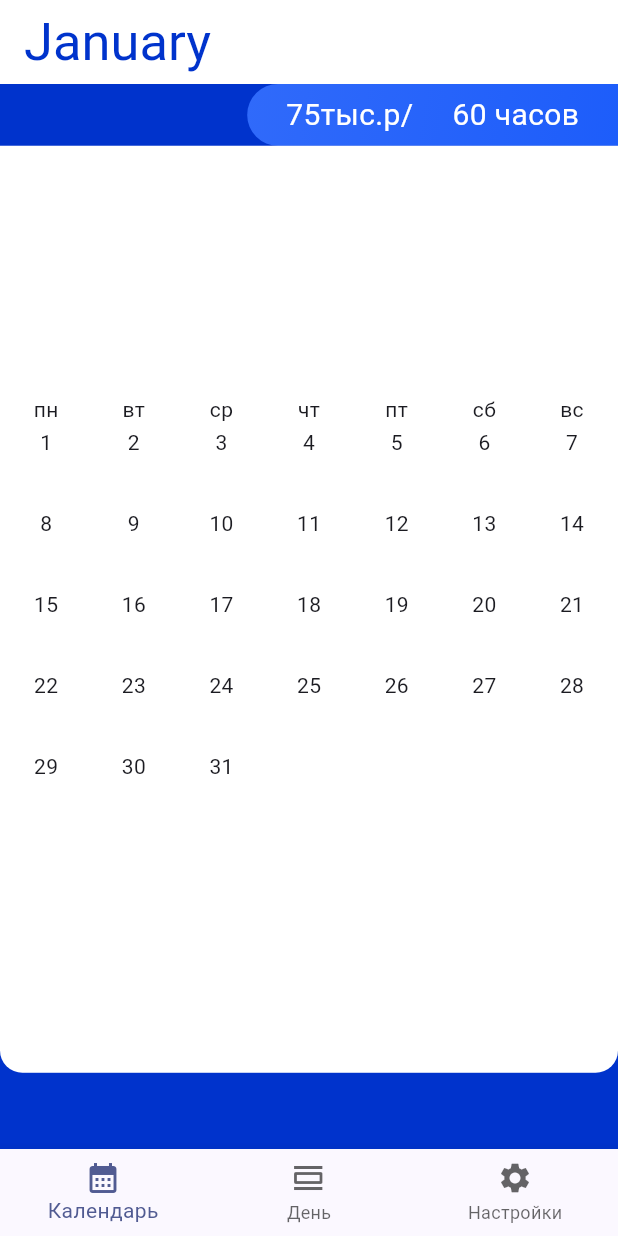
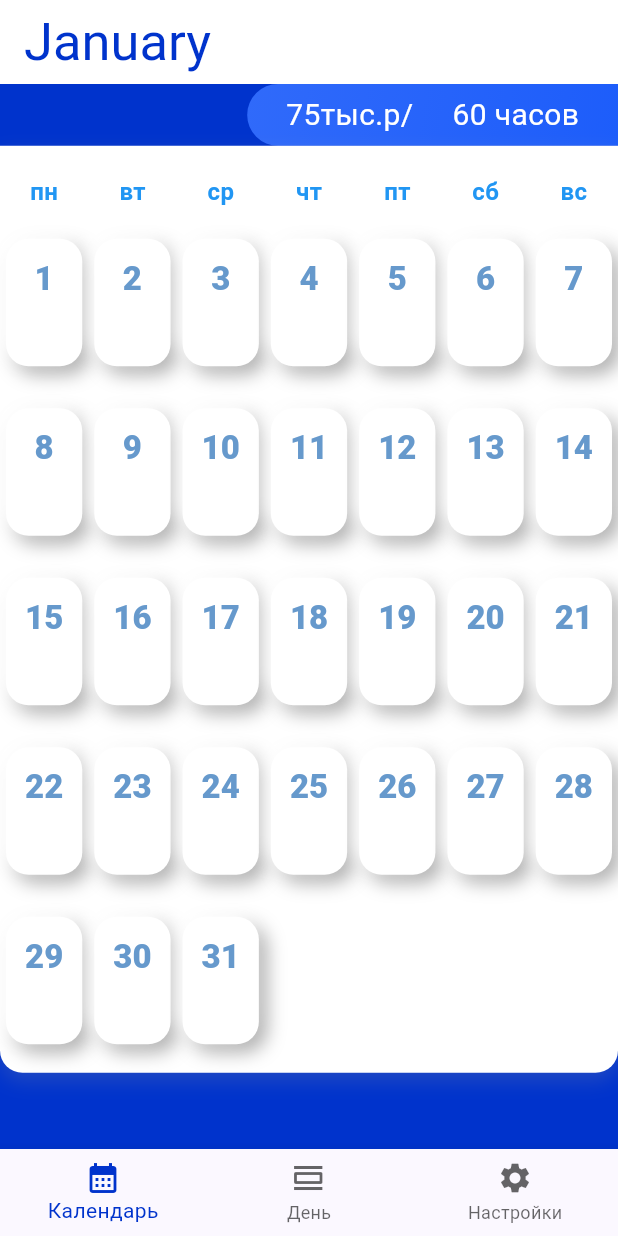
Before and after one commit to AnnaVerhovaya/work_pulse, a Flutter app: the screen it shows after launch, on a phone screen of 412 x 824 dp. Run offline on Flutter 3.47's test engine with Material 3 defaults, Android fonts, the phone set to English and light mode, and no system bars; our stand-ins replace auto_route, bloc, card_swiper, flutter_bloc, freezed_annotation, sqflite and 1 more; accounts and stored records are empty; generated files the repository leaves out were written again; Roboto replaces fonts that are missing (Poppins).

Commit message:
style [app] redesign of the calendar

```diff
--- a/lib/features/calendar/calendar_screen.dart
+++ b/lib/features/calendar/calendar_screen.dart
@@ -14,8 +14,6 @@ class CalendarScreen extends StatefulWidget {
 }
 
 class _CalendarScreenState extends State<CalendarScreen> {
-  var color = const Color(0xFF0033cc);
-
   @override
   void initState() {
     super.initState();
@@ -23,6 +21,7 @@ class _CalendarScreenState extends State<CalendarScreen> {
 
   @override
   Widget build(BuildContext context) {
+    final color = Theme.of(context).colorScheme.primary;
     return ChangeNotifierProvider(
       create: (context) => CalendarProvider(),
       child: Scaffold(
@@ -32,7 +31,9 @@ class _CalendarScreenState extends State<CalendarScreen> {
               DateTime.now(),
             ),
             style: TextStyle(
-                color: color, fontSize: 35, fontWeight: FontWeight.w400),
+                color: color,
+                fontSize: 35,
+                fontWeight: FontWeight.w400),
           ),
           backgroundColor: Colors.white,
         ),
--- a/lib/features/calendar/widgets/calendar_widget.dart
+++ b/lib/features/calendar/widgets/calendar_widget.dart
@@ -50,49 +50,74 @@ class _CustomCalendarState extends State<CustomCalendar> {
           bottomLeft: Radius.circular(15),
           bottomRight: Radius.circular(15),
         ),
-          border: Border.all(
-            color: Colors.white10,
-            width: 1.5,
-          )),
+        boxShadow: [
+          BoxShadow(
+            color: Colors.grey.withOpacity(0.2),
+            blurRadius: 10,
+            offset: const Offset(0, 5),
+          ),
+        ],
+      ),
       child: Center(
         child: MasonryGridView.builder(
           physics: const NeverScrollableScrollPhysics(),
           shrinkWrap: true,
           itemCount: widget.calendarDates.length,
           gridDelegate: const SliverSimpleGridDelegateWithFixedCrossAxisCount(
-                crossAxisCount: 7),
+            crossAxisCount: 7,
+          ),
           itemBuilder: (context, index) {
             return Padding(
-                padding: const EdgeInsets.symmetric(horizontal: 2, vertical: 2),
+              padding: const EdgeInsets.all(4.0),
               child: GestureDetector(
                 onTap: () {
                   addDataWidget(context, index, _isSwitched);
                 },
                 child: Column(
+                  mainAxisAlignment: MainAxisAlignment.center,
                   children: [
-                      if (index < 7) Text(AppConstants().week[index]),
+                    if (index < 7)
+                      Text(
+                        AppConstants().week[index],
+                        style: const TextStyle(
+                          fontWeight: FontWeight.bold,
+                          fontSize: 16,
+                          color: Colors.blue,
+                        ),
+                      ),
+                    const SizedBox(height: 20),
                     Container(
-                        height: 50,
+                      height: 85,
                       decoration: BoxDecoration(
-                            border: Border.all(
                         color: Colors.white,
-                              width: 2,
+                        borderRadius: BorderRadius.circular(15),
+                        boxShadow: [
+                          BoxShadow(
+                            color: Colors.grey.withOpacity(0.9),
+                            blurRadius: 10,
+                            offset: const Offset(5, 5),
                           ),
-                            borderRadius: BorderRadius.circular(10),
-                            color: Colors.white),
+                          const BoxShadow(
+                            color: Colors.white,
+                            blurRadius: 10,
+                            offset: Offset(-5, -5),
+                          ),
+                        ],
+                      ),
                       child: Column(
+                        mainAxisAlignment: MainAxisAlignment.spaceEvenly,
                         children: [
                           Text(
-                              DateFormat('d').format(
-                                widget.calendarDates[index],
-                              ),
+                            DateFormat('d').format(widget.calendarDates[index]),
+                            style: Theme.of(context).textTheme.displayMedium,
                           ),
                           BlocBuilder<CalendarBloc, CalendarState>(
                             bloc: calendarBloc,
                             builder: (context, state) {
                               return state.when(
                                 initial: () => const Center(
-                                      child: CircularProgressIndicator()),
+                                  child: CircularProgressIndicator(),
+                                ),
                                 loading: () => const Center(
                                   child: CircularProgressIndicator(),
                                 ),
@@ -101,16 +126,20 @@ class _CustomCalendarState extends State<CustomCalendar> {
                                 ),
                                 loaded: (workEntries) {
                                   final workEntry = workEntries[
-                                        widget.calendarDates[index]] ?? null;
+                                          widget.calendarDates[index]] ??
+                                      null;
 
                                   return Center(
                                     child: Text(
-                                          workEntry?.totalIncome != null ? workEntry!.totalIncome.toString() : ''),
+                                      style: Theme.of(context).textTheme.displaySmall,
+                                      workEntry?.totalIncome != null
+                                        ? workEntry!.totalIncome.toString()
+                                        : ''),
                                   );
                                 },
                               );
                             },
-                            )
+                          ),
                         ],
                       ),
                     ),
@@ -118,7 +147,8 @@ class _CustomCalendarState extends State<CustomCalendar> {
                 ),
               ),
             );
-            }),
+          },
+        ),
       ),
     );
   }
--- a/lib/main.dart
+++ b/lib/main.dart
@@ -1,13 +1,16 @@
 import 'package:flutter/material.dart';
 import 'package:flutter_application_workpulse/router/router.dart';
+import 'package:flutter_application_workpulse/utils/constants.dart';
 
 void main() {
   WidgetsFlutterBinding.ensureInitialized();
-  runApp(const MyApp());
+  runApp(MyApp());
 }
 
 class MyApp extends StatelessWidget {
-  const MyApp({super.key});
+  final Color seedColor = AppConstants().mainColor;
+
+  MyApp({super.key});
 
   @override
   Widget build(BuildContext context) {
@@ -17,9 +20,22 @@ class MyApp extends StatelessWidget {
       title: 'Flutter Demo',
       theme: ThemeData(
         colorScheme: ColorScheme.fromSeed(
-          seedColor: const Color(0xFF0033cc),
+            seedColor: seedColor, primary: seedColor, secondary: seedColor),
+        useMaterial3: true,
+        fontFamily: 'Poppins',
+        textTheme: const TextTheme(
+          displayLarge: TextStyle(
+            fontSize: 40,
+            fontWeight: FontWeight.w400,
+          ),
+          displayMedium: TextStyle(
+            fontSize: 22,
+            fontWeight: FontWeight.w800,
+            color: Color(0xFF6699CC),
+          ),
+          displaySmall: TextStyle(
+              fontSize: 14, fontWeight: FontWeight.w400, color: Colors.black),
         ),
-        useMaterial3: true,
       ),
     );
   }
--- a/lib/utils/constants.dart
+++ b/lib/utils/constants.dart
@@ -1,5 +1,8 @@
+import 'dart:ui';
+
 class AppConstants {
   static const String appName = 'Work Pulse';
+  var mainColor =  const Color(0xFF0033cc);
   List<String> week = [
     'пн',
     'вт',
```
Lines whose indentation alone changed are shown as unchanged.
